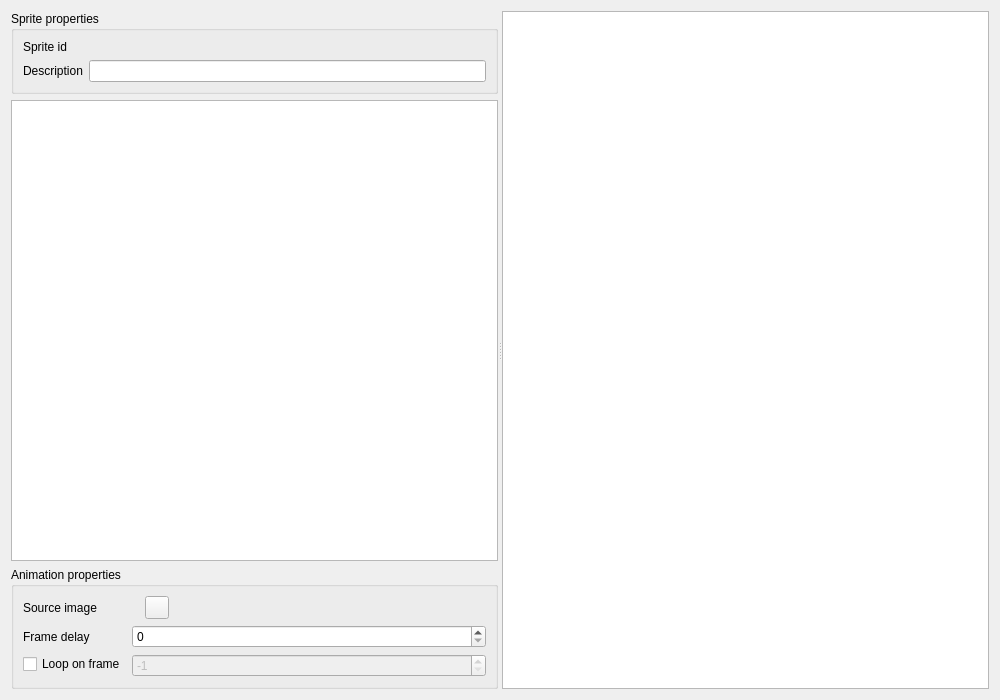
solarus-games/solarus-quest-editor, file src/gui/sprite_editor.ui: the form before one commit.
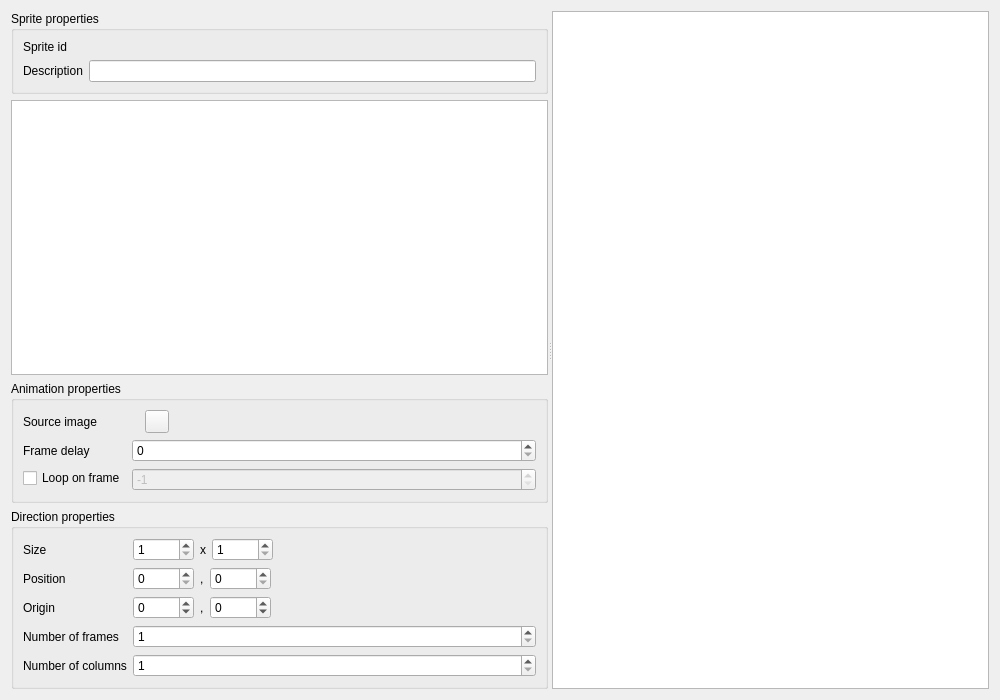
The form after the commit. Icons and pictures are not drawn. Custom widgets are drawn as their Qt base class.

Commit message: SpriteEditor: implementing direction properties view.

What changed in the file:
```diff
--- a/src/gui/sprite_editor.ui
+++ b/src/gui/sprite_editor.ui
@@ -199,6 +199,217 @@
          </layout>
         </widget>
        </item>
+       <item>
+        <widget class="QGroupBox" name="direction_properties_group_box">
+         <property name="title">
+          <string>Direction properties</string>
+         </property>
+         <layout class="QFormLayout" name="formLayout_3">
+          <property name="fieldGrowthPolicy">
+           <enum>QFormLayout::AllNonFixedFieldsGrow</enum>
+          </property>
+          <item row="1" column="0">
+           <widget class="QLabel" name="position_label">
+            <property name="text">
+             <string>Position</string>
+            </property>
+           </widget>
+          </item>
+          <item row="1" column="1">
+           <layout class="QHBoxLayout" name="horizontalLayout_2">
+            <item>
+             <widget class="QSpinBox" name="position_x_field">
+              <property name="maximum">
+               <number>99999</number>
+              </property>
+              <property name="singleStep">
+               <number>8</number>
+              </property>
+             </widget>
+            </item>
+            <item>
+             <widget class="QLabel" name="position_separator_label">
+              <property name="text">
+               <string>,</string>
+              </property>
+             </widget>
+            </item>
+            <item>
+             <widget class="QSpinBox" name="position_y_field">
+              <property name="maximum">
+               <number>99999</number>
+              </property>
+              <property name="singleStep">
+               <number>8</number>
+              </property>
+             </widget>
+            </item>
+            <item>
+             <spacer name="horizontalSpacer">
+              <property name="orientation">
+               <enum>Qt::Horizontal</enum>
+              </property>
+              <property name="sizeHint" stdset="0">
+               <size>
+                <width>40</width>
+                <height>20</height>
+               </size>
+              </property>
+             </spacer>
+            </item>
+           </layout>
+          </item>
+          <item row="3" column="0">
+           <widget class="QLabel" name="origin_label">
+            <property name="text">
+             <string>Origin</string>
+            </property>
+           </widget>
+          </item>
+          <item row="4" column="0">
+           <widget class="QLabel" name="num_frames_label">
+            <property name="text">
+             <string>Number of frames</string>
+            </property>
+           </widget>
+          </item>
+          <item row="5" column="0">
+           <widget class="QLabel" name="num_columns_label">
+            <property name="text">
+             <string>Number of columns</string>
+            </property>
+           </widget>
+          </item>
+          <item row="3" column="1">
+           <layout class="QHBoxLayout" name="horizontalLayout_6">
+            <item>
+             <widget class="QSpinBox" name="origin_x_field">
+              <property name="minimum">
+               <number>-9999</number>
+              </property>
+              <property name="maximum">
+               <number>99999</number>
+              </property>
+              <property name="singleStep">
+               <number>4</number>
+              </property>
+             </widget>
+            </item>
+            <item>
+             <widget class="QLabel" name="origin_separator_label">
+              <property name="text">
+               <string>,</string>
+              </property>
+             </widget>
+            </item>
+            <item>
+             <widget class="QSpinBox" name="origin_y_field">
+              <property name="minimum">
+               <number>-9999</number>
+              </property>
+              <property name="maximum">
+               <number>99999</number>
+              </property>
+              <property name="singleStep">
+               <number>4</number>
+              </property>
+             </widget>
+            </item>
+            <item>
+             <spacer name="horizontalSpacer_3">
+              <property name="orientation">
+               <enum>Qt::Horizontal</enum>
+              </property>
+              <property name="sizeHint" stdset="0">
+               <size>
+                <width>40</width>
+                <height>20</height>
+               </size>
+              </property>
+             </spacer>
+            </item>
+           </layout>
+          </item>
+          <item row="4" column="1">
+           <widget class="QSpinBox" name="num_frames_field">
+            <property name="minimum">
+             <number>1</number>
+            </property>
+            <property name="maximum">
+             <number>99999</number>
+            </property>
+           </widget>
+          </item>
+          <item row="5" column="1">
+           <widget class="QSpinBox" name="num_columns_field">
+            <property name="minimum">
+             <number>1</number>
+            </property>
+            <property name="maximum">
+             <number>99999</number>
+            </property>
+           </widget>
+          </item>
+          <item row="0" column="0">
+           <widget class="QLabel" name="size_label">
+            <property name="text">
+             <string>Size</string>
+            </property>
+           </widget>
+          </item>
+          <item row="0" column="1">
+           <layout class="QHBoxLayout" name="horizontalLayout_5">
+            <item>
+             <widget class="QSpinBox" name="width_field">
+              <property name="minimum">
+               <number>1</number>
+              </property>
+              <property name="maximum">
+               <number>99999</number>
+              </property>
+              <property name="singleStep">
+               <number>8</number>
+              </property>
+             </widget>
+            </item>
+            <item>
+             <widget class="QLabel" name="size_separator_label">
+              <property name="text">
+               <string>x</string>
+              </property>
+             </widget>
+            </item>
+            <item>
+             <widget class="QSpinBox" name="height_field">
+              <property name="minimum">
+               <number>1</number>
+              </property>
+              <property name="maximum">
+               <number>99999</number>
+              </property>
+              <property name="singleStep">
+               <number>8</number>
+              </property>
+             </widget>
+            </item>
+            <item>
+             <spacer name="horizontalSpacer_2">
+              <property name="orientation">
+               <enum>Qt::Horizontal</enum>
+              </property>
+              <property name="sizeHint" stdset="0">
+               <size>
+                <width>40</width>
+                <height>20</height>
+               </size>
+              </property>
+             </spacer>
+            </item>
+           </layout>
+          </item>
+         </layout>
+        </widget>
+       </item>
       </layout>
      </widget>
      <widget class="QGraphicsView" name="sprite_view"/>
```
The commit also changes 2 other files.
